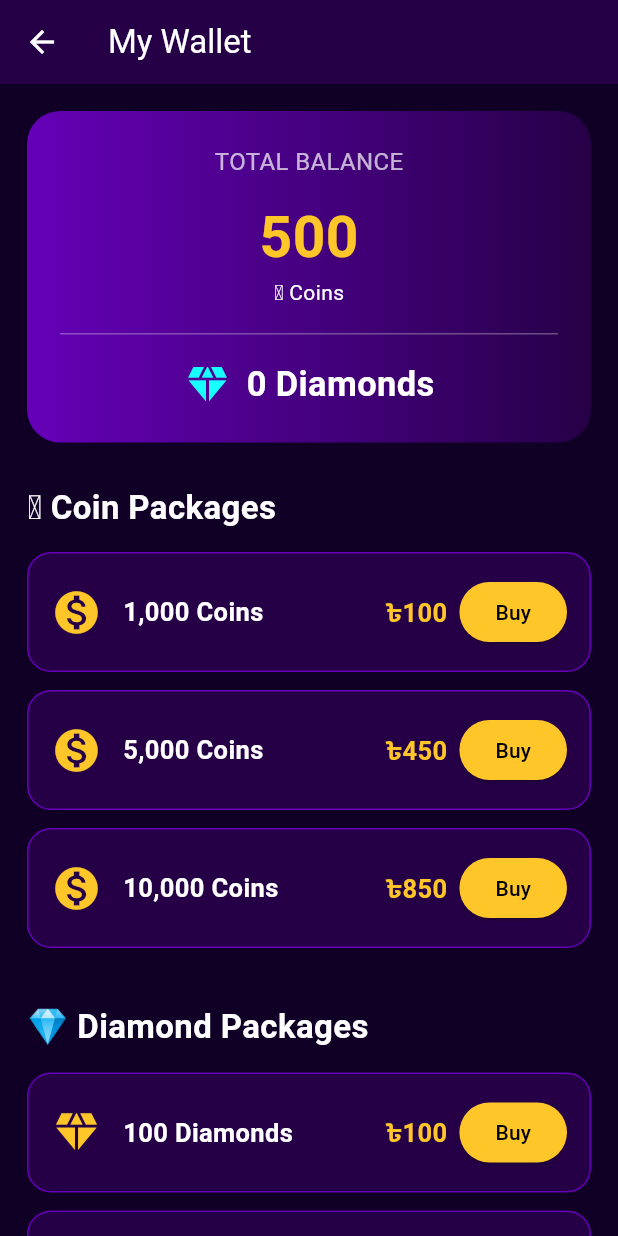
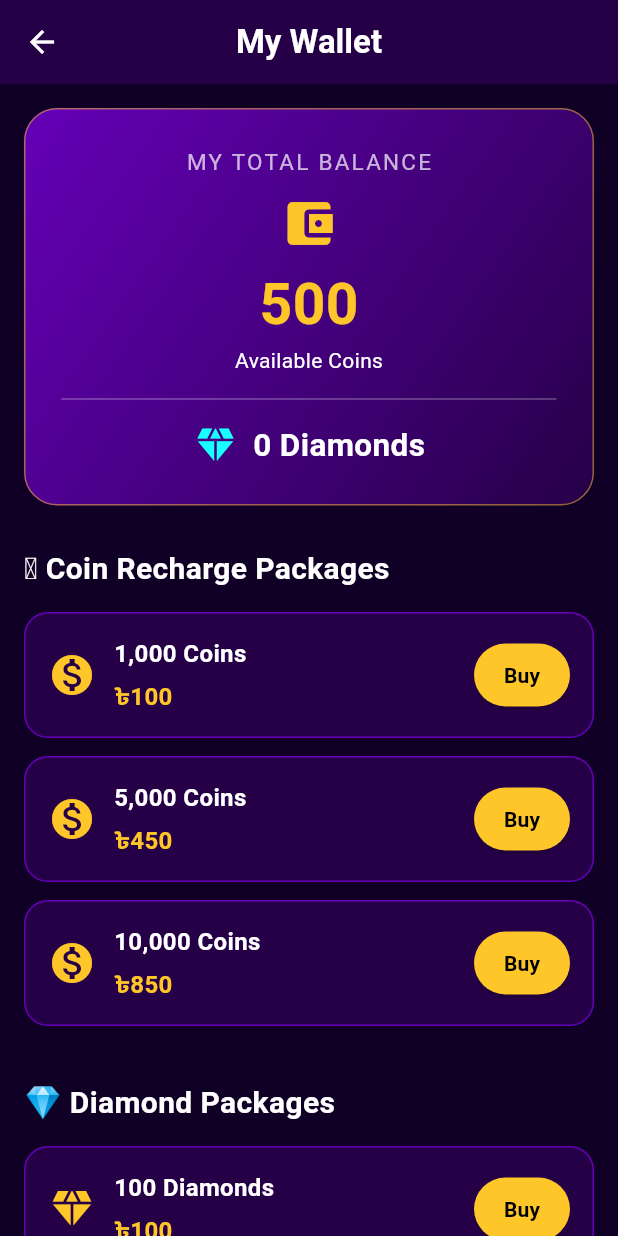
Before and after one commit to senlija14-art/ador.live, a Flutter app: the WalletPage screen opened directly, on a phone screen of 412 x 824 dp. Run offline on Flutter 3.47's test engine with Material 3 defaults, Android fonts, the phone set to English and light mode, and no system bars; our stand-ins replace image_picker, shared_preferences, supabase_flutter; missing offline and left inert: zego_uikit, zego_uikit_prebuilt_live_audio_room; accounts and stored records are empty.

Commit message:
Refactor WalletPage UI components and styles
Updated UI elements for WalletPage, including title styles, padding adjustments, and section titles. Enhanced the visual appearance of cards and buttons.

```diff
--- a/lib/wallet_page.dart
+++ b/lib/wallet_page.dart
@@ -1,4 +1,3 @@
-
 
 import 'package:flutter/material.dart';
 
@@ -14,6 +13,7 @@ class WalletPage extends StatelessWidget {
 
   static const Color bg = Color(0xFF100026);
   static const Color purple = Color(0xFF6500B8);
+  static const Color darkPurple = Color(0xFF260047);
   static const Color gold = Color(0xFFFFC629);
 
   @override
@@ -21,34 +21,52 @@ class WalletPage extends StatelessWidget {
     return Scaffold(
       backgroundColor: bg,
       appBar: AppBar(
-        title: const Text('My Wallet'),
-        backgroundColor: const Color(0xFF260047),
+        title: const Text(
+          'My Wallet',
+          style: TextStyle(fontWeight: FontWeight.bold),
+        ),
+        centerTitle: true,
+        backgroundColor: darkPurple,
         foregroundColor: Colors.white,
+        elevation: 0,
       ),
       body: SingleChildScrollView(
-        padding: const EdgeInsets.all(18),
+        padding: const EdgeInsets.all(16),
         child: Column(
           crossAxisAlignment: CrossAxisAlignment.start,
           children: [
+            // Balance Card
             Container(
               width: double.infinity,
-              padding: const EdgeInsets.all(22),
+              padding: const EdgeInsets.all(24),
               decoration: BoxDecoration(
                 gradient: const LinearGradient(
-                  colors: [purple, Color(0xFF260047)],
+                  colors: [purple, darkPurple],
+                  begin: Alignment.topLeft,
+                  end: Alignment.bottomRight,
                 ),
                 borderRadius: BorderRadius.circular(22),
+                border: Border.all(
+                  color: gold.withOpacity(0.5),
+                ),
               ),
               child: Column(
                 children: [
                   const Text(
-                    'TOTAL BALANCE',
+                    'MY TOTAL BALANCE',
                     style: TextStyle(
                       color: Colors.white70,
-                      fontSize: 16,
+                      fontSize: 15,
+                      letterSpacing: 1.5,
                     ),
                   ),
                   const SizedBox(height: 12),
+                  const Icon(
+                    Icons.account_balance_wallet,
+                    color: gold,
+                    size: 38,
+                  ),
+                  const SizedBox(height: 8),
                   Text(
                     '$coins',
                     style: const TextStyle(
@@ -58,21 +76,27 @@ class WalletPage extends StatelessWidget {
                     ),
                   ),
                   const Text(
-                    '🪙 Coins',
+                    'Available Coins',
                     style: TextStyle(color: Colors.white),
                   ),
-                  const Divider(color: Colors.white30, height: 35),
+                  const Divider(
+                    color: Colors.white30,
+                    height: 32,
+                  ),
                   Row(
                     mainAxisAlignment: MainAxisAlignment.center,
                     children: [
-                      const Icon(Icons.diamond,
-                          color: Colors.cyanAccent, size: 32),
+                      const Icon(
+                        Icons.diamond,
+                        color: Colors.cyanAccent,
+                        size: 30,
+                      ),
                       const SizedBox(width: 10),
                       Text(
                         '$diamonds Diamonds',
                         style: const TextStyle(
                           color: Colors.white,
-                          fontSize: 23,
+                          fontSize: 21,
                           fontWeight: FontWeight.bold,
                         ),
                       ),
@@ -81,56 +105,167 @@ class WalletPage extends StatelessWidget {
                 ],
               ),
             ),
+
             const SizedBox(height: 28),
-            const Text(
-              '🪙 Coin Packages',
+
+            // Coin Packages
+            sectionTitle('🪙 Coin Recharge Packages'),
+
+            packageCard(
+              context,
+              '1,000 Coins',
+              '৳100',
+              Icons.monetization_on,
+            ),
+            packageCard(
+              context,
+              '5,000 Coins',
+              '৳450',
+              Icons.monetization_on,
+            ),
+            packageCard(
+              context,
+              '10,000 Coins',
+              '৳850',
+              Icons.monetization_on,
+            ),
+
+            const SizedBox(height: 25),
+
+            // Diamond Packages
+            sectionTitle('💎 Diamond Packages'),
+
+            packageCard(
+              context,
+              '100 Diamonds',
+              '৳100',
+              Icons.diamond,
+            ),
+            packageCard(
+              context,
+              '500 Diamonds',
+              '৳450',
+              Icons.diamond,
+            ),
+            packageCard(
+              context,
+              '1,000 Diamonds',
+              '৳850',
+              Icons.diamond,
+            ),
+
+            const SizedBox(height: 25),
+
+            // Payment Methods
+            sectionTitle('Payment Methods'),
+
+            Container(
+              width: double.infinity,
+              padding: const EdgeInsets.all(18),
+              decoration: BoxDecoration(
+                color: darkPurple,
+                borderRadius: BorderRadius.circular(16),
+                border: Border.all(color: purple),
+              ),
+              child: const Column(
+                children: [
+                  Row(
+                    children: [
+                      Icon(
+                        Icons.account_balance,
+                        color: gold,
+                        size: 25,
+                      ),
+                      SizedBox(width: 12),
+                      Text(
+                        'bKash',
                         style: TextStyle(
                           color: Colors.white,
-                fontSize: 22,
-                fontWeight: FontWeight.bold,
+                          fontSize: 16,
                         ),
                       ),
-            const SizedBox(height: 14),
-            packageCard(context, '1,000 Coins', '৳100', Icons.monetization_on),
-            packageCard(context, '5,000 Coins', '৳450', Icons.monetization_on),
-            packageCard(context, '10,000 Coins', '৳850', Icons.monetization_on),
-            const SizedBox(height: 25),
-            const Text(
-              '💎 Diamond Packages',
+                      Spacer(),
+                      Text(
+                        'Coming Soon',
+                        style: TextStyle(color: Colors.white54),
+                      ),
+                    ],
+                  ),
+                  SizedBox(height: 16),
+                  Row(
+                    children: [
+                      Icon(
+                        Icons.payment,
+                        color: Colors.greenAccent,
+                        size: 25,
+                      ),
+                      SizedBox(width: 12),
+                      Text(
+                        'Nagad',
                         style: TextStyle(
                           color: Colors.white,
-                fontSize: 22,
-                fontWeight: FontWeight.bold,
+                          fontSize: 16,
                         ),
                       ),
-            const SizedBox(height: 14),
-            packageCard(context, '100 Diamonds', '৳100', Icons.diamond),
-            packageCard(context, '500 Diamonds', '৳450', Icons.diamond),
-            packageCard(context, '1,000 Diamonds', '৳850', Icons.diamond),
-            const SizedBox(height: 25),
-            const Text(
-              'Transaction History',
-              style: TextStyle(
-                color: Colors.white,
-                fontSize: 21,
-                fontWeight: FontWeight.bold,
+                      Spacer(),
+                      Text(
+                        'Coming Soon',
+                        style: TextStyle(color: Colors.white54),
+                      ),
+                    ],
+                  ),
+                ],
               ),
             ),
-            const SizedBox(height: 12),
+
+            const SizedBox(height: 25),
+
+            // Transaction History
+            sectionTitle('Transaction History'),
+
             Container(
               width: double.infinity,
-              padding: const EdgeInsets.all(20),
+              padding: const EdgeInsets.all(24),
               decoration: BoxDecoration(
-                color: const Color(0xFF260047),
+                color: darkPurple,
                 borderRadius: BorderRadius.circular(16),
+                border: Border.all(color: purple),
               ),
-              child: const Text(
+              child: const Column(
+                children: [
+                  Icon(
+                    Icons.receipt_long,
+                    color: gold,
+                    size: 38,
+                  ),
+                  SizedBox(height: 12),
+                  Text(
                     'No transactions yet',
-                textAlign: TextAlign.center,
-                style: TextStyle(color: Colors.white70),
+                    style: TextStyle(
+                      color: Colors.white70,
+                      fontSize: 15,
                     ),
                   ),
                 ],
+              ),
+            ),
+
+            const SizedBox(height: 30),
+          ],
+        ),
+      ),
+    );
+  }
+
+  Widget sectionTitle(String title) {
+    return Padding(
+      padding: const EdgeInsets.only(bottom: 14),
+      child: Text(
+        title,
+        style: const TextStyle(
+          color: Colors.white,
+          fontSize: 20,
+          fontWeight: FontWeight.bold,
         ),
       ),
     );
@@ -146,33 +281,42 @@ class WalletPage extends StatelessWidget {
       margin: const EdgeInsets.only(bottom: 12),
       padding: const EdgeInsets.all(15),
       decoration: BoxDecoration(
-        color: const Color(0xFF260047),
+        color: darkPurple,
         borderRadius: BorderRadius.circular(16),
         border: Border.all(color: purple),
       ),
       child: Row(
         children: [
-          Icon(icon, color: gold, size: 34),
-          const SizedBox(width: 14),
+          Icon(
+            icon,
+            color: gold,
+            size: 32,
+          ),
+          const SizedBox(width: 12),
           Expanded(
-            child: Text(
+            child: Column(
+              crossAxisAlignment: CrossAxisAlignment.start,
+              children: [
+                Text(
                   amount,
                   style: const TextStyle(
                     color: Colors.white,
-                fontSize: 17,
+                    fontSize: 16,
                     fontWeight: FontWeight.bold,
                   ),
                 ),
-          ),
+                const SizedBox(height: 5),
                 Text(
                   price,
                   style: const TextStyle(
                     color: gold,
-              fontSize: 17,
+                    fontSize: 16,
                     fontWeight: FontWeight.bold,
                   ),
                 ),
-          const SizedBox(width: 8),
+              ],
+            ),
+          ),
           ElevatedButton(
             onPressed: () {
               ScaffoldMessenger.of(context).showSnackBar(
@@ -186,8 +330,15 @@ class WalletPage extends StatelessWidget {
             style: ElevatedButton.styleFrom(
               backgroundColor: gold,
               foregroundColor: Colors.black,
+              padding: const EdgeInsets.symmetric(
+                horizontal: 18,
+                vertical: 11,
               ),
-            child: const Text('Buy'),
+            ),
+            child: const Text(
+              'Buy',
+              style: TextStyle(fontWeight: FontWeight.bold),
+            ),
           ),
         ],
       ),
```
Lines whose indentation alone changed are shown as unchanged.
